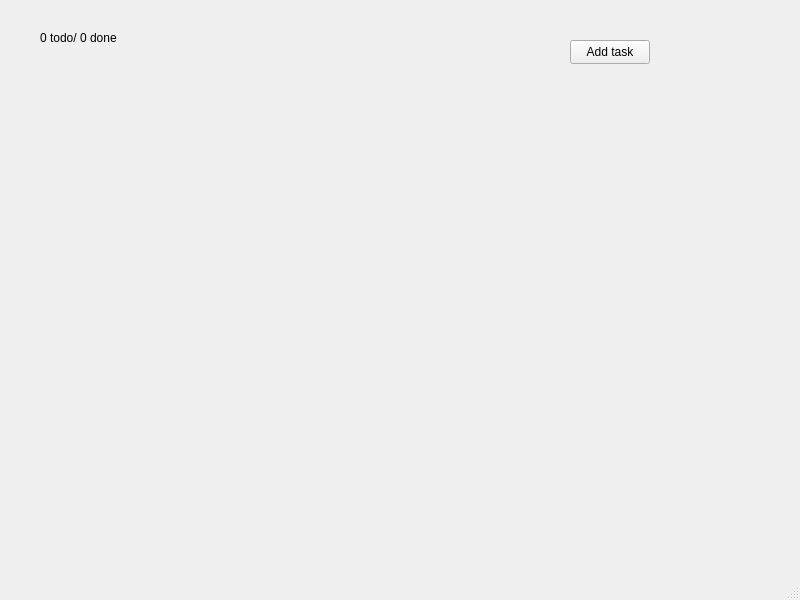
simonojok19/My-Todo-C-QT, file mainwindow.ui: the form before one commit.
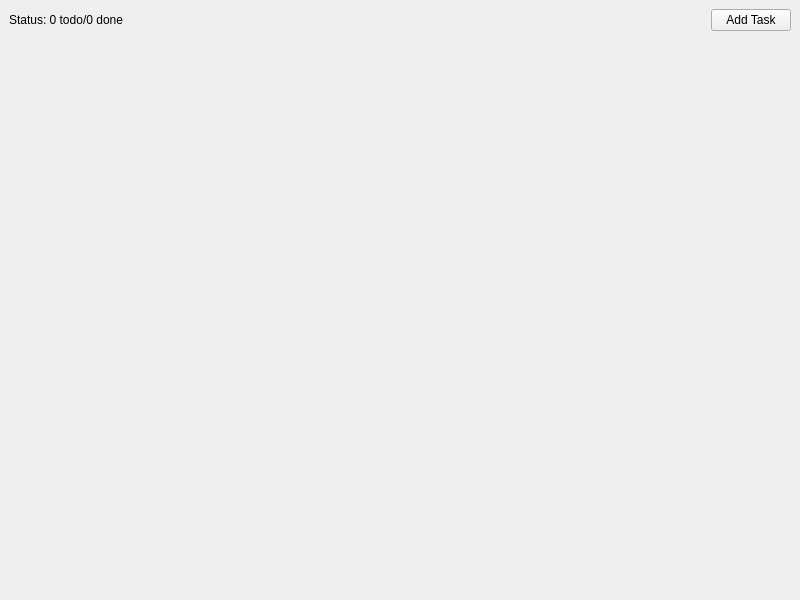
The form after the commit.

```diff
--- a/mainwindow.ui
+++ b/mainwindow.ui
@@ -14,44 +14,62 @@
    <string>MainWindow</string>
   </property>
   <widget class="QWidget" name="centralwidget">
-   <widget class="QLabel" name="statusLabel">
-    <property name="geometry">
-     <rect>
-      <x>40</x>
-      <y>30</y>
-      <width>91</width>
-      <height>16</height>
-     </rect>
-    </property>
-    <property name="text">
-     <string>0 todo/ 0 done</string>
-    </property>
-   </widget>
-   <widget class="QPushButton" name="addTaskButton">
-    <property name="geometry">
-     <rect>
-      <x>570</x>
-      <y>40</y>
-      <width>80</width>
-      <height>24</height>
-     </rect>
-    </property>
-    <property name="text">
-     <string>Add task</string>
-    </property>
-   </widget>
-  </widget>
-  <widget class="QMenuBar" name="menubar">
-   <property name="geometry">
-    <rect>
-     <x>0</x>
-     <y>0</y>
-     <width>800</width>
-     <height>21</height>
-    </rect>
+   <property name="layoutDirection">
+    <enum>Qt::LeftToRight</enum>
    </property>
+   <property name="autoFillBackground">
+    <bool>false</bool>
+   </property>
+   <layout class="QVBoxLayout" name="verticalLayout">
+    <item>
+     <layout class="QHBoxLayout" name="toolbarLayout">
+      <item>
+       <widget class="QLabel" name="statusLabel">
+        <property name="text">
+         <string>Status: 0 todo/0 done</string>
+        </property>
+       </widget>
+      </item>
+      <item>
+       <spacer name="horizontalSpacer">
+        <property name="orientation">
+         <enum>Qt::Horizontal</enum>
+        </property>
+        <property name="sizeHint" stdset="0">
+         <size>
+          <width>40</width>
+          <height>20</height>
+         </size>
+        </property>
+       </spacer>
+      </item>
+      <item>
+       <widget class="QPushButton" name="addTaskButton">
+        <property name="text">
+         <string>Add Task</string>
+        </property>
+       </widget>
+      </item>
+     </layout>
+    </item>
+    <item>
+     <layout class="QVBoxLayout" name="tasksLayout"/>
+    </item>
+    <item>
+     <spacer name="verticalSpacer">
+      <property name="orientation">
+       <enum>Qt::Vertical</enum>
+      </property>
+      <property name="sizeHint" stdset="0">
+       <size>
+        <width>20</width>
+        <height>539</height>
+       </size>
+      </property>
+     </spacer>
+    </item>
+   </layout>
   </widget>
-  <widget class="QStatusBar" name="statusbar"/>
  </widget>
  <resources/>
  <connections/>
```
Left out of the diff: 2 changed lines with no effect on the pictures.
